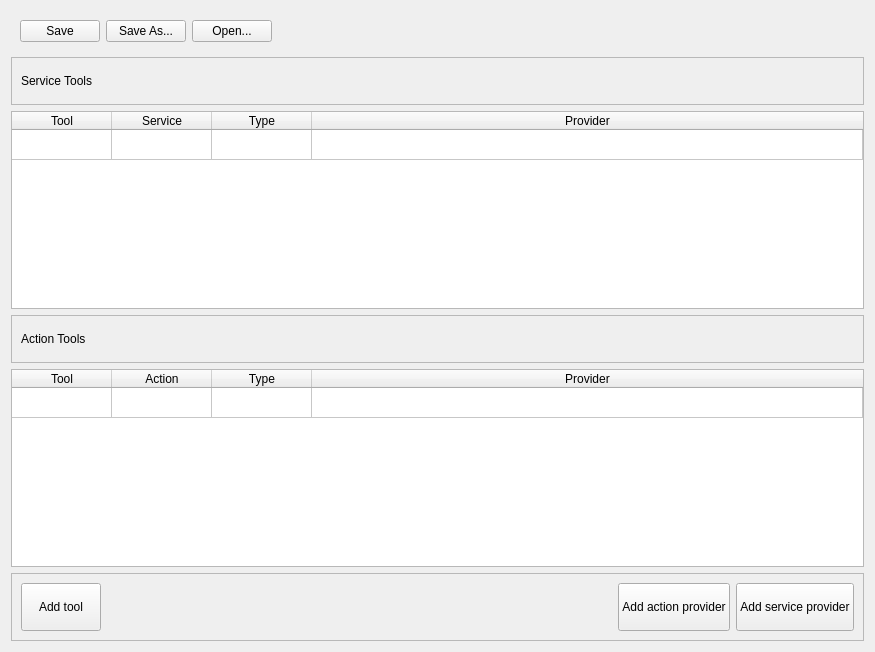
ipa320/rqt_frame_editor_plugin, file intent_dispatcher/ui/overview_dialog.ui: the form before one commit.
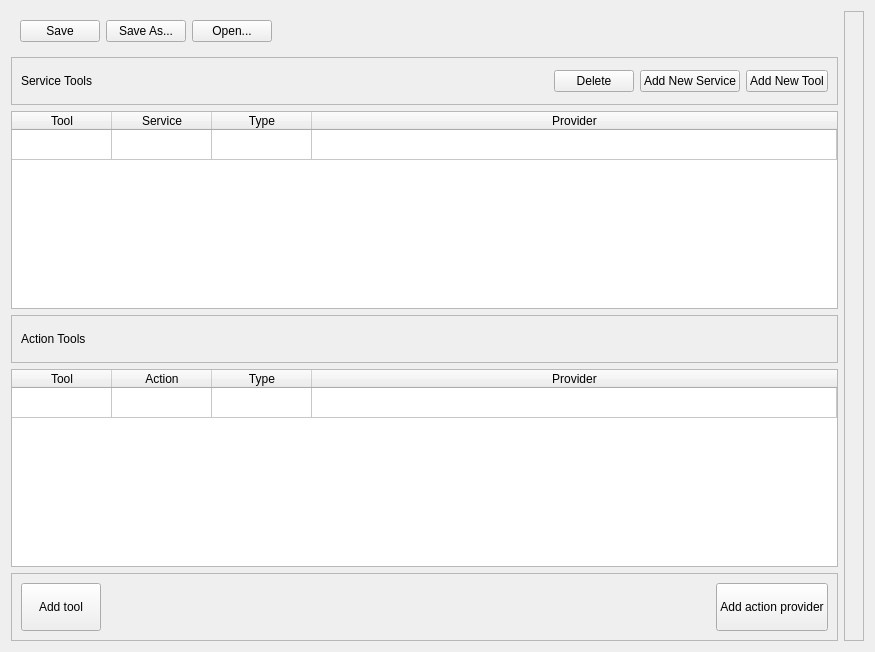
The form after the commit. Icons and pictures are not drawn.

Commit message: dispatcher: undo/redo commands (2)

```diff
--- a/intent_dispatcher/ui/overview_dialog.ui
+++ b/intent_dispatcher/ui/overview_dialog.ui
@@ -13,6 +13,8 @@
   <property name="windowTitle">
    <string>Form</string>
   </property>
+  <layout class="QHBoxLayout" name="horizontalLayout_2">
+   <item>
   <layout class="QVBoxLayout" name="verticalLayout">
    <item>
     <widget class="QWidget" name="widget_4" native="true">
@@ -80,7 +82,7 @@
      <property name="frameShadow">
       <enum>QFrame::Raised</enum>
      </property>
-     <layout class="QVBoxLayout" name="verticalLayout_2">
+       <layout class="QHBoxLayout" name="horizontalLayout_4">
       <item>
        <widget class="QLabel" name="txtIntentDescription">
         <property name="text">
@@ -88,6 +90,52 @@
         </property>
        </widget>
       </item>
+        <item>
+         <spacer name="horizontalSpacer_3">
+          <property name="orientation">
+           <enum>Qt::Horizontal</enum>
+          </property>
+          <property name="sizeHint" stdset="0">
+           <size>
+            <width>322</width>
+            <height>20</height>
+           </size>
+          </property>
+         </spacer>
+        </item>
+        <item>
+         <widget class="QPushButton" name="btn_delete_service">
+          <property name="text">
+           <string>Delete</string>
+          </property>
+          <property name="icon">
+           <iconset theme="list-remove">
+            <normaloff>../../frame_editor/src/frame_editor</normaloff>../../frame_editor/src/frame_editor</iconset>
+          </property>
+         </widget>
+        </item>
+        <item>
+         <widget class="QPushButton" name="btn_add_service">
+          <property name="text">
+           <string>Add New Service</string>
+          </property>
+          <property name="icon">
+           <iconset theme="list-add">
+            <normaloff>../../frame_editor/src/frame_editor</normaloff>../../frame_editor/src/frame_editor</iconset>
+          </property>
+         </widget>
+        </item>
+        <item>
+         <widget class="QPushButton" name="btn_add_service_ool">
+          <property name="text">
+           <string>Add New Tool</string>
+          </property>
+          <property name="icon">
+           <iconset theme="list-add">
+            <normaloff>../../frame_editor/src/frame_editor</normaloff>../../frame_editor/src/frame_editor</iconset>
+          </property>
+         </widget>
+        </item>
      </layout>
     </widget>
    </item>
@@ -262,20 +310,20 @@
         </property>
        </widget>
       </item>
-      <item>
-       <widget class="QPushButton" name="btnAddService">
-        <property name="minimumSize">
-         <size>
-          <width>0</width>
-          <height>48</height>
-         </size>
-        </property>
-        <property name="text">
-         <string>Add service provider</string>
-        </property>
+       </layout>
        </widget>
       </item>
      </layout>
+   </item>
+   <item>
+    <widget class="QFrame" name="undo_frame">
+     <property name="frameShape">
+      <enum>QFrame::StyledPanel</enum>
+     </property>
+     <property name="frameShadow">
+      <enum>QFrame::Raised</enum>
+     </property>
+     <layout class="QVBoxLayout" name="verticalLayout_4"/>
     </widget>
    </item>
   </layout>
```
Lines whose indentation alone changed are shown as unchanged. The commit also changes 2 other files.
